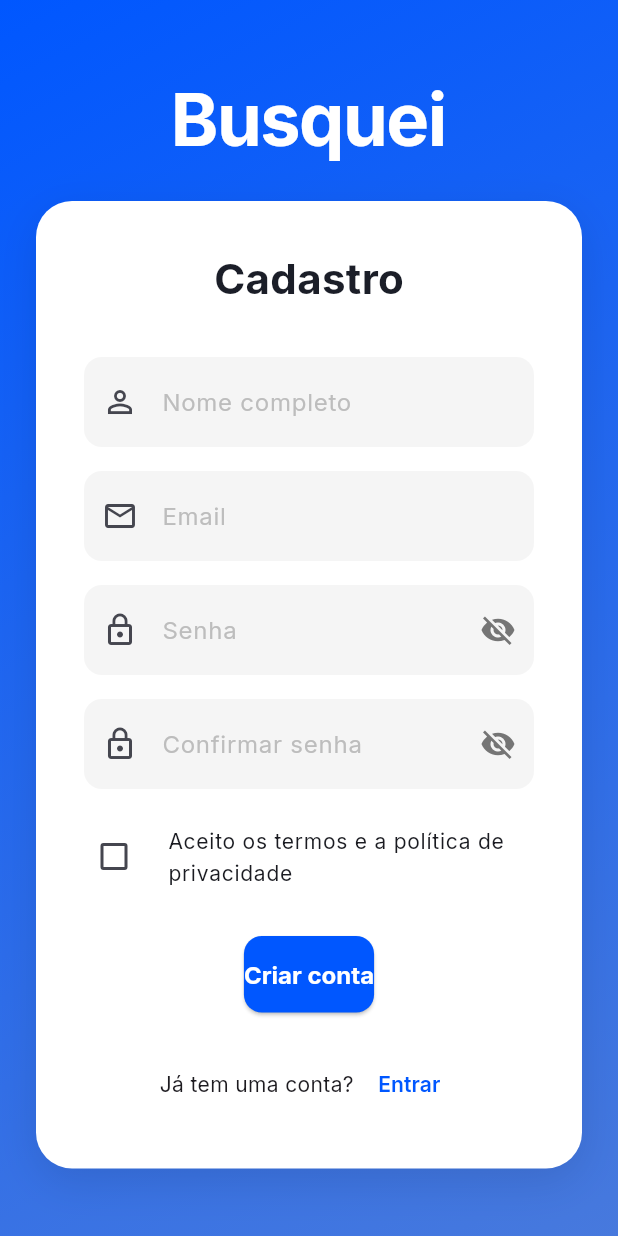
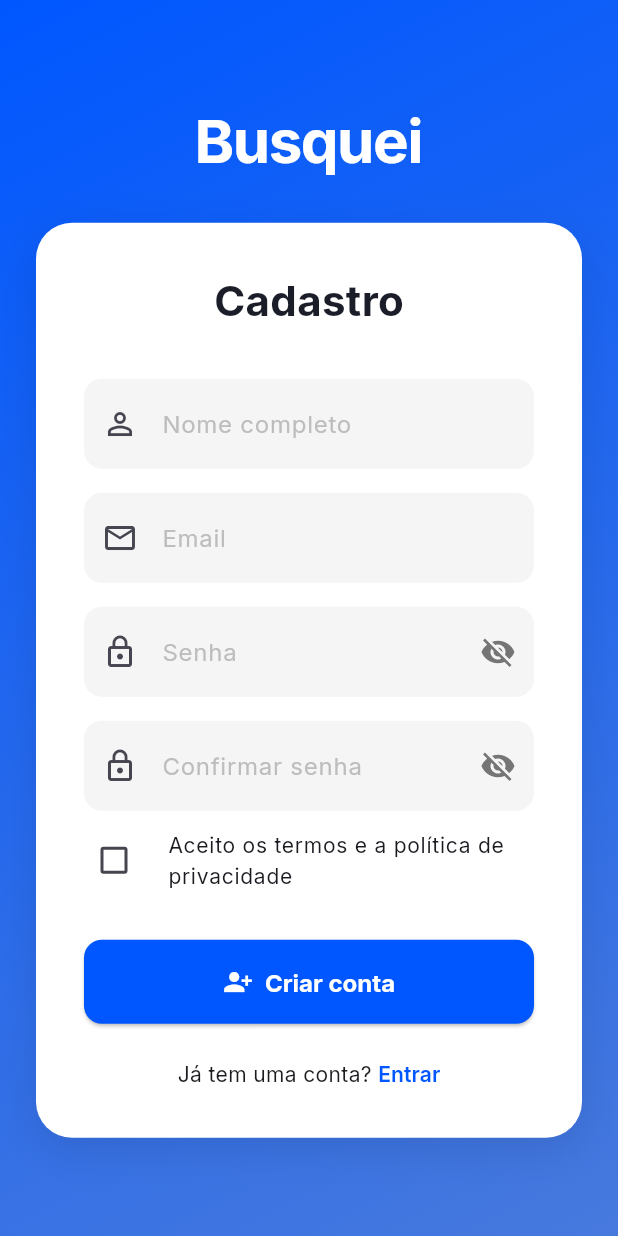
Before and after one commit to CHECKHUB-BRAZIL/buskei-frontend-flutter, a Flutter app: the RegisterPage screen opened by its route, on a phone screen of 412 x 824 dp. Run offline on Flutter 3.47's test engine with Material 3 defaults, Android fonts, the light colour scheme and no system bars; our stand-ins replace connectivity_plus, dartz, dio, equatable, flutter_secure_storage, flutter_svg and 3 more; accounts and stored records are empty; network calls fail.

Commit message:
style(register_page): change button and spacing between widgets

```diff
--- a/lib/core/widgets/custom_button.dart
+++ b/lib/core/widgets/custom_button.dart
@@ -1,68 +1,80 @@
 import 'package:flutter/material.dart';
 import 'package:google_fonts/google_fonts.dart';
 
-/// Botão reutilizável da aplicação.
-///
-/// O [CustomButton] encapsula o estilo padrão dos botões primários
-/// do app, garantindo consistência visual e facilitando manutenção.
-///
-/// Características:
-/// - Usa [ElevatedButton] como base.
-/// - Estilo padronizado (cor, tipografia e bordas).
-/// - Texto configurável.
-/// - Callback obrigatório para ação do botão.
-///
-/// Ideal para:
-/// - Ações principais (login, cadastro, confirmar, salvar, etc).
-/// - Evitar repetição de estilos em múltiplas telas.
 class CustomButton extends StatelessWidget {
   /// Texto exibido dentro do botão.
   final String text;
 
   /// Função executada ao pressionar o botão.
-  final VoidCallback onPressed;
+  /// Se for null, o botão fica desabilitado.
+  final VoidCallback? onPressed;
 
-  /// Cria uma instância de [CustomButton].
-  ///
-  /// Parâmetros:
-  /// - [text]: texto exibido no botão.
-  /// - [onPressed]: callback chamado quando o botão é pressionado.
-  ///
-  /// Ambos são obrigatórios para garantir usabilidade e acessibilidade.
+  /// Exibe indicador de carregamento no lugar do texto.
+  final bool isLoading;
+
+  /// Altura do botão.
+  final double height;
+
+  /// Ícone opcional à esquerda do texto.
+  final IconData? icon;
+
   const CustomButton({
     super.key,
     required this.text,
     required this.onPressed,
+    this.isLoading = false,
+    this.height = 56,
+    this.icon,
   });
 
   @override
   Widget build(BuildContext context) {
-    return ElevatedButton(
-      onPressed: onPressed,
+    return SizedBox(
+      height: height,
+      width: double.infinity, // 🔥 full width
+      child: ElevatedButton(
+        onPressed: isLoading ? null : onPressed,
         style: ElevatedButton.styleFrom(
-        /// Cor de fundo do botão (primary action)
           backgroundColor: const Color(0xFF0057FF),
-
-        /// Cor do texto e ícones
           foregroundColor: Colors.white,
-
-        /// Espaçamento interno vertical
-        padding: const EdgeInsets.symmetric(vertical: 16),
-
-        /// Tipografia padrão do botão
+          disabledBackgroundColor: const Color(0xFF0057FF).withOpacity(0.6),
+          padding: const EdgeInsets.symmetric(horizontal: 16),
           textStyle: GoogleFonts.inter(
             fontSize: 16,
             fontWeight: FontWeight.w700,
           ),
-
-        /// Bordas arredondadas
           shape: RoundedRectangleBorder(
             borderRadius: BorderRadius.circular(12),
           ),
         ),
-
-      /// Texto exibido no botão
-      child: Text(text),
+        child: _buildContent(),
+      ),
     );
   }
+
+  Widget _buildContent() {
+    if (isLoading) {
+      return const SizedBox(
+        height: 22,
+        width: 22,
+        child: CircularProgressIndicator(
+          strokeWidth: 2,
+          color: Colors.white,
+        ),
+      );
     }
+
+    if (icon != null) {
+      return Row(
+        mainAxisAlignment: MainAxisAlignment.center,
+        children: [
+          Icon(icon, size: 20),
+          const SizedBox(width: 8),
+          Text(text),
+        ],
+      );
+    }
+
+    return Text(text);
+  }
+}
--- a/lib/features/auth/presentation/pages/register_page.dart
+++ b/lib/features/auth/presentation/pages/register_page.dart
@@ -124,7 +124,7 @@ class _RegisterPageState extends State<RegisterPage> {
                     child: Column(
                       children: [
                         _buildLogo(),
-                        const SizedBox(height: 20),
+                        const SizedBox(height: 26),
                         _buildRegisterForm(),
                       ],
                     ),
@@ -145,7 +145,7 @@ class _RegisterPageState extends State<RegisterPage> {
         Text(
           "Busquei",
           style: GoogleFonts.inter(
-            fontSize: 48,
+            fontSize: 40,
             fontWeight: FontWeight.bold,
             color: Colors.white,
             letterSpacing: -1,
@@ -184,12 +184,21 @@ class _RegisterPageState extends State<RegisterPage> {
             _buildPasswordField(),
             const SizedBox(height: 16),
             _buildConfirmPasswordField(),
-            const SizedBox(height: 16),
+            const SizedBox(height: 4),
             _buildTermsCheckbox(),
             const SizedBox(height: 24),
-            CustomButton(
-              text: "Criar conta",
-              onPressed: _handleRegister,
+            GetX<AuthController>(
+              builder: (controller) {
+                return CustomButton(
+                  text: controller.isLoading.value
+                      ? "Criando conta..."
+                      : "Criar conta",
+                  isLoading: controller.isLoading.value,
+                  onPressed:
+                      controller.isLoading.value ? null : _handleRegister,
+                  icon: Icons.person_add_alt_1,
+                );
+              },
             ),
             const SizedBox(height: 24),
             _buildLoginLink(),
@@ -308,6 +317,11 @@ class _RegisterPageState extends State<RegisterPage> {
         ),
         TextButton(
           onPressed: () => Get.back(),
+          style: TextButton.styleFrom(
+            padding: EdgeInsets.zero,
+            minimumSize: const Size(0, 0),
+            tapTargetSize: MaterialTapTargetSize.shrinkWrap,
+          ),
           child: Text(
             "Entrar",
             style: GoogleFonts.inter(
```
Lines whose indentation alone changed are shown as unchanged.
